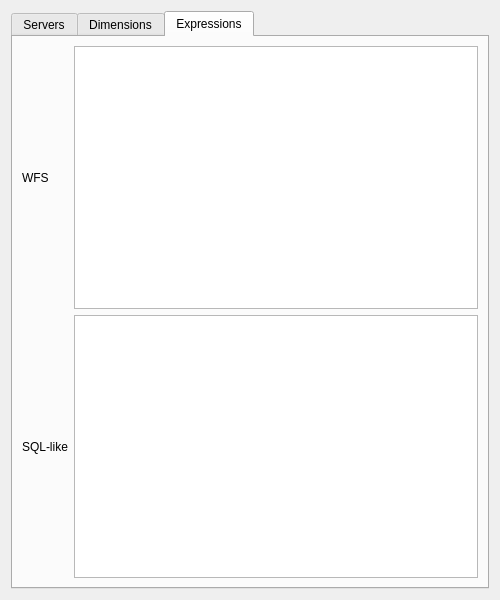
First picture: the form in ui/sdmx_dialog_base.ui, repository lmorandini/SDMXPlugin, before the edit.
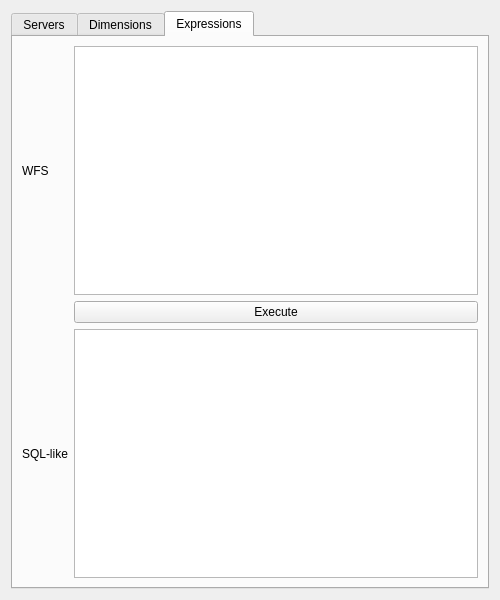
Second picture: the form after the edit. The open tabs and pages were chosen to show the change.

Commit message: [AUR-6505] Upgrade QGIS SDMX Plugin from QGIS2 to QGIS3 - Removed 'Save' button - Added 'Execute' button to perform a WFS query and return the response in a QGIS geometry-less layer

The edit to the form file:
```diff
--- a/ui/sdmx_dialog_base.ui
+++ b/ui/sdmx_dialog_base.ui
@@ -190,14 +190,21 @@
                 <widget class="QTextEdit" name="wfsExpr"
                   readOnly="true" />
               </item>
-              <item row="2" column="1" colSpan="1">
+              <item row="2" column="2" colSpan="3">
+                <widget class="QPushButton" name="btnExecute">
+                  <property name="text">
+                    <string>Execute</string>
+                  </property>
+                </widget>
+              </item>
+              <item row="3" column="1" colSpan="1">
                 <widget class="QLabel" name="label_3">
                   <property name="text">
                     <string>SQL-like</string>
                   </property>
                 </widget>
               </item>
-              <item row="2" column="2" colSpan="3">
+              <item row="3" column="2" colSpan="3">
                 <widget class="QTextEdit" name="sqlExpr"
                   readOnly="true" />
               </item>
```
Left out of the diff: 11 changed lines with no effect on the pictures. The commit also changes 2 other files.
